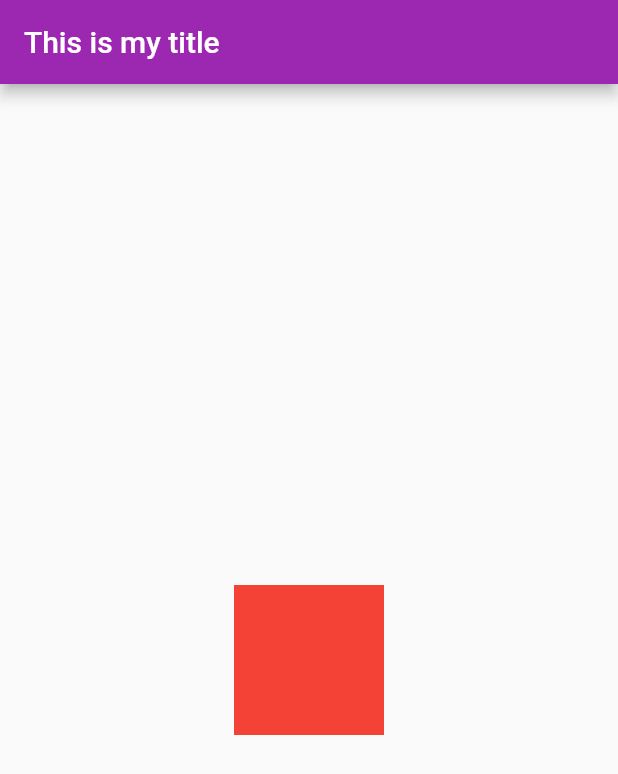
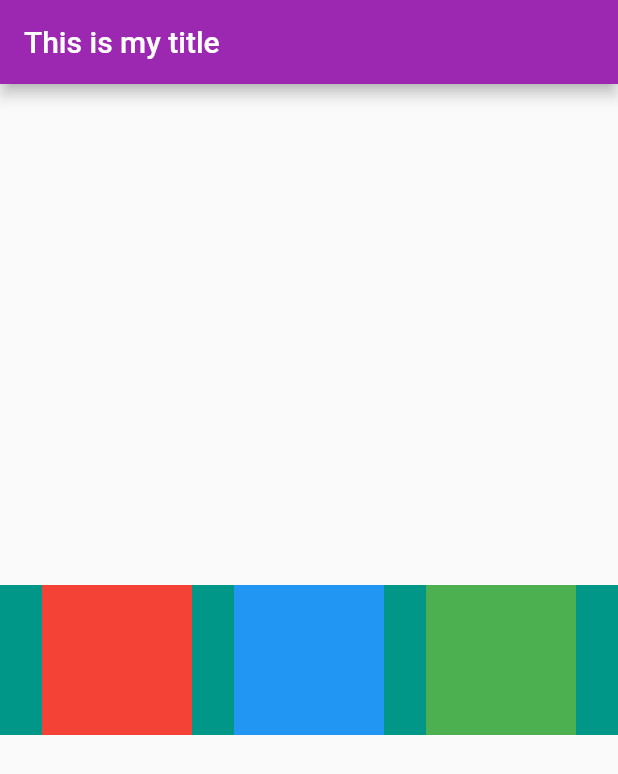
Before and after one commit to abhinavmanocha/awesome_flutterApp, a Flutter app: the screen it shows after launch, on a phone screen of 412 x 824 dp. Shown: the top 774 px of the screen. Run offline on Flutter 3.47's test engine with Material 2 defaults, Android fonts, the phone set to English and light mode, and no system bars.

Commit message:
rows and columns completed

```diff
--- a/lib/main.dart
+++ b/lib/main.dart
@@ -21,12 +21,36 @@ class HomePage extends StatelessWidget {
         ),
         body: Center(
           child: Container(
-            padding: const EdgeInsets.all(8),
-            width: 100,
             height: 100,
-            color: Colors.red,
-            alignment: Alignment.center,
-          ),
+            color: Colors.teal,
+            child: Row(
+              mainAxisAlignment: MainAxisAlignment.spaceEvenly,
+              crossAxisAlignment: CrossAxisAlignment.center,
+              children:<Widget> [
+                Container(
+                  padding: const EdgeInsets.all(8),
+                  width: 100,
+                  height: 100,
+                  color: Colors.red,
+                  alignment: Alignment.center,
+                ),
+                Container(
+                  padding: const EdgeInsets.all(8),
+                  width: 100,
+                  height: 100,
+                  color: Colors.blue,
+                  alignment: Alignment.center,
+                ),
+                Container(
+                  padding: const EdgeInsets.all(8),
+                  width: 100,
+                  height: 100,
+                  color: Colors.green,
+                  alignment: Alignment.center,
+                )
+              ],
+            ),
+          )
         ),
     );
   }
```
